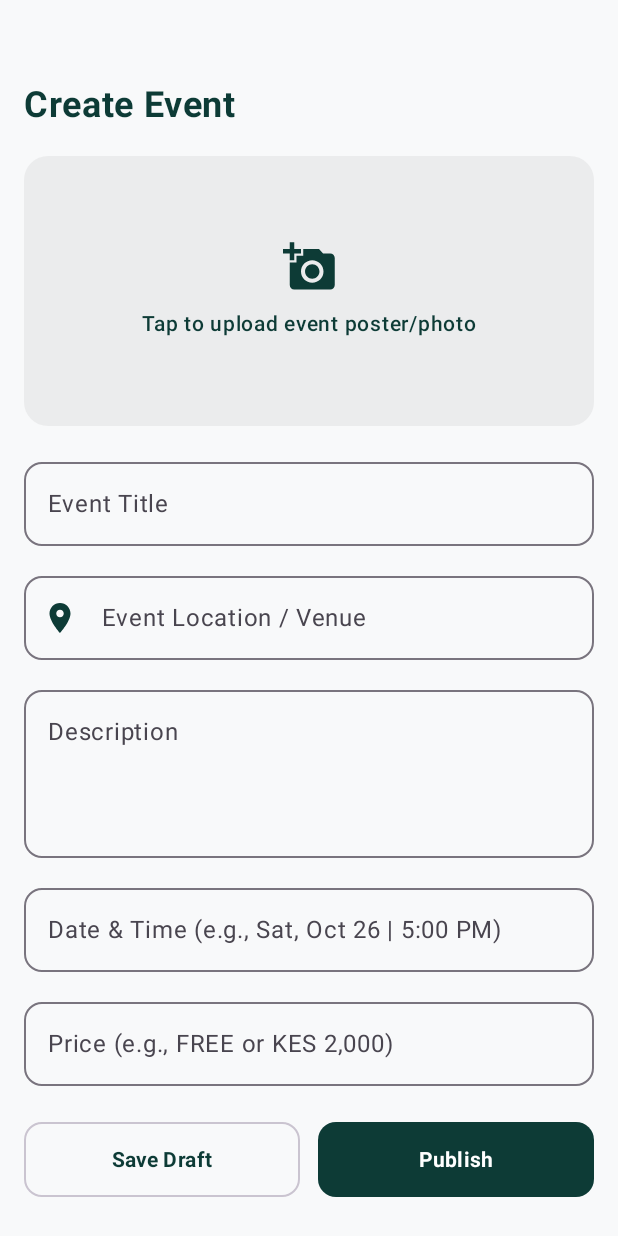
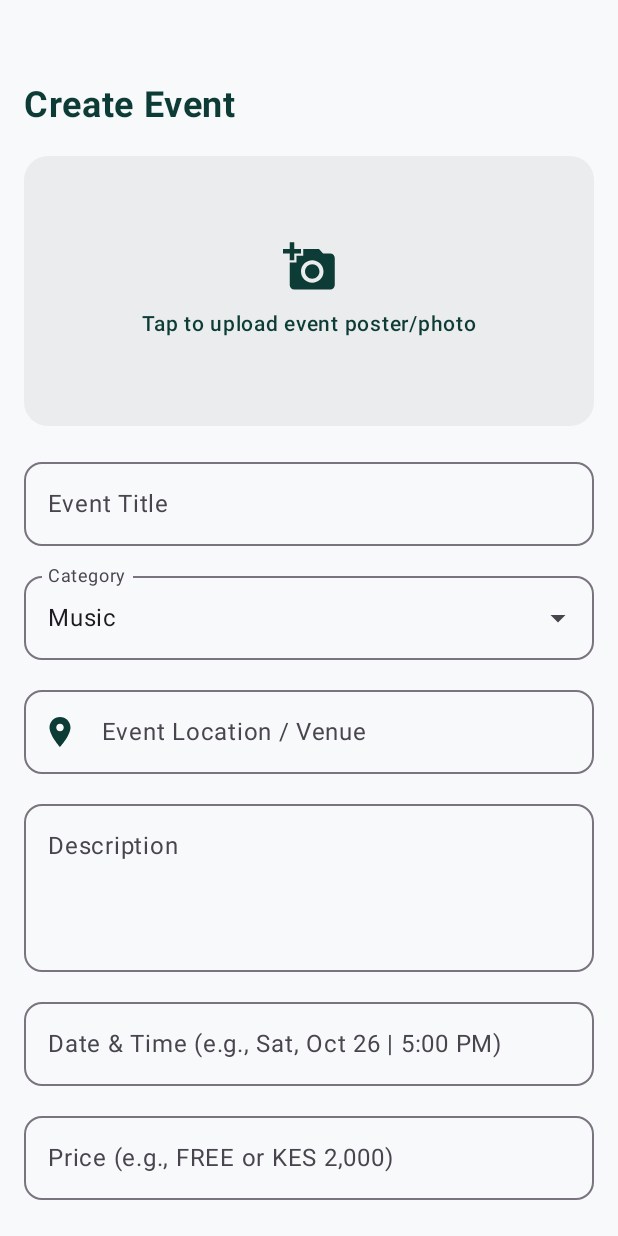
Before and after one commit to ammarhkhan/FormNiGaniDemo, an Android app built with Jetpack Compose: the composable EventPlanningScreen shown on its own in the app's theme, on a phone screen of 412 x 824 dp. Run offline under Robolectric (Android 15) with nearby library versions, the phone set to English and light mode, and no system bars; our stand-ins replace Firebase (no records; nobody signed in at launch, a user with empty details on screens opened directly); 4 statements that could not run were skipped.

Commit message:
Add categories

```diff
--- a/app/src/main/java/com/example/formniganidemo/planner/EventPlanningScreen.kt
+++ b/app/src/main/java/com/example/formniganidemo/planner/EventPlanningScreen.kt
@@ -43,12 +43,18 @@ fun EventPlanningScreen() {
     val storageRef = FirebaseStorage.getInstance().reference
     val placesClient = remember { Places.createClient(context) }
 
+    val deepTeal = Color(0xFF0D3B36)
+    val categories = remember {
+        listOf("Music", "Festivals", "Professional", "Art", "Social", "Sports")
+    }
+
     // Form Field States
     var title by remember { mutableStateOf("") }
     var description by remember { mutableStateOf("") }
     var datetime by remember { mutableStateOf("") }
     var price by remember { mutableStateOf("") }
-    var category by remember { mutableStateOf("Music") }
+    var category by remember { mutableStateOf(categories.first()) }
+    var isCategoryExpanded by remember { mutableStateOf(false) }
 
     // Location Search States
     var locationInput by remember { mutableStateOf("") }
@@ -135,7 +141,6 @@ fun EventPlanningScreen() {
                     isLoading = false
                     val msg = if (status == "draft") "Draft saved successfully!" else "Event published successfully!"
                     Toast.makeText(context, msg, Toast.LENGTH_SHORT).show()
-                    //onEventSaved()
                 }
                 .addOnFailureListener { e ->
                     isLoading = false
@@ -173,7 +178,7 @@ fun EventPlanningScreen() {
             text = "Create Event",
             fontSize = 24.sp,
             fontWeight = FontWeight.Bold,
-            color = Color(0xFF0D3B36)
+            color = deepTeal
         )
 
         Spacer(modifier = Modifier.height(20.dp))
@@ -197,9 +202,9 @@ fun EventPlanningScreen() {
                 )
             } else {
                 Column(horizontalAlignment = Alignment.CenterHorizontally) {
-                    Icon(Icons.Default.AddAPhoto, contentDescription = null, tint = Color(0xFF0D3B36), modifier = Modifier.size(36.dp))
+                    Icon(Icons.Default.AddAPhoto, contentDescription = null, tint = deepTeal, modifier = Modifier.size(36.dp))
                     Spacer(modifier = Modifier.height(8.dp))
-                    Text("Tap to upload event poster/photo", color = Color(0xFF0D3B36), fontWeight = FontWeight.Medium, fontSize = 14.sp)
+                    Text("Tap to upload event poster/photo", color = deepTeal, fontWeight = FontWeight.Medium, fontSize = 14.sp)
                 }
             }
         }
@@ -216,6 +221,45 @@ fun EventPlanningScreen() {
 
         Spacer(modifier = Modifier.height(12.dp))
 
+        // Category Dropdown Field
+        ExposedDropdownMenuBox(
+            expanded = isCategoryExpanded,
+            onExpandedChange = { isCategoryExpanded = !isCategoryExpanded },
+            modifier = Modifier.fillMaxWidth()
+        ) {
+            OutlinedTextField(
+                value = category,
+                onValueChange = {},
+                readOnly = true,
+                label = { Text("Category") },
+                trailingIcon = {
+                    ExposedDropdownMenuDefaults.TrailingIcon(expanded = isCategoryExpanded)
+                },
+                shape = RoundedCornerShape(12.dp),
+                modifier = Modifier
+                    .fillMaxWidth()
+                    .menuAnchor(MenuAnchorType.PrimaryNotEditable)
+            )
+
+            ExposedDropdownMenu(
+                expanded = isCategoryExpanded,
+                onDismissRequest = { isCategoryExpanded = false }
+            ) {
+                categories.forEach { option ->
+                    DropdownMenuItem(
+                        text = { Text(option) },
+                        onClick = {
+                            category = option
+                            isCategoryExpanded = false
+                        },
+                        contentPadding = ExposedDropdownMenuDefaults.ItemContentPadding
+                    )
+                }
+            }
+        }
+
+        Spacer(modifier = Modifier.height(12.dp))
+
         // Live Search Location Field with Dropdown Suggestions
         Column(modifier = Modifier.fillMaxWidth()) {
             OutlinedTextField(
@@ -227,7 +271,7 @@ fun EventPlanningScreen() {
                 label = { Text("Event Location / Venue") },
                 placeholder = { Text("Type venue name (e.g., KICC)") },
                 leadingIcon = {
-                    Icon(Icons.Default.LocationOn, contentDescription = "Location", tint = Color(0xFF0D3B36))
+                    Icon(Icons.Default.LocationOn, contentDescription = "Location", tint = deepTeal)
                 },
                 modifier = Modifier.fillMaxWidth(),
                 shape = RoundedCornerShape(12.dp)
@@ -257,7 +301,7 @@ fun EventPlanningScreen() {
                                     .fillMaxWidth()
                                     .clickable { selectPlace(prediction) }
                             )
-                            Divider(color = Color.LightGray.copy(alpha = 0.2f))
+                            HorizontalDivider(color = Color.LightGray.copy(alpha = 0.2f))
                         }
                     }
                 }
@@ -308,13 +352,13 @@ fun EventPlanningScreen() {
                 shape = RoundedCornerShape(12.dp),
                 enabled = !isLoading
             ) {
-                Text("Save Draft", color = Color(0xFF0D3B36), fontWeight = FontWeight.Bold)
+                Text("Save Draft", color = deepTeal, fontWeight = FontWeight.Bold)
             }
 
             Button(
                 onClick = { submitEvent("published") },
                 modifier = Modifier.weight(1f).height(50.dp),
-                colors = ButtonDefaults.buttonColors(containerColor = Color(0xFF0D3B36)),
+                colors = ButtonDefaults.buttonColors(containerColor = deepTeal),
                 shape = RoundedCornerShape(12.dp),
                 enabled = !isLoading
             ) {
```
